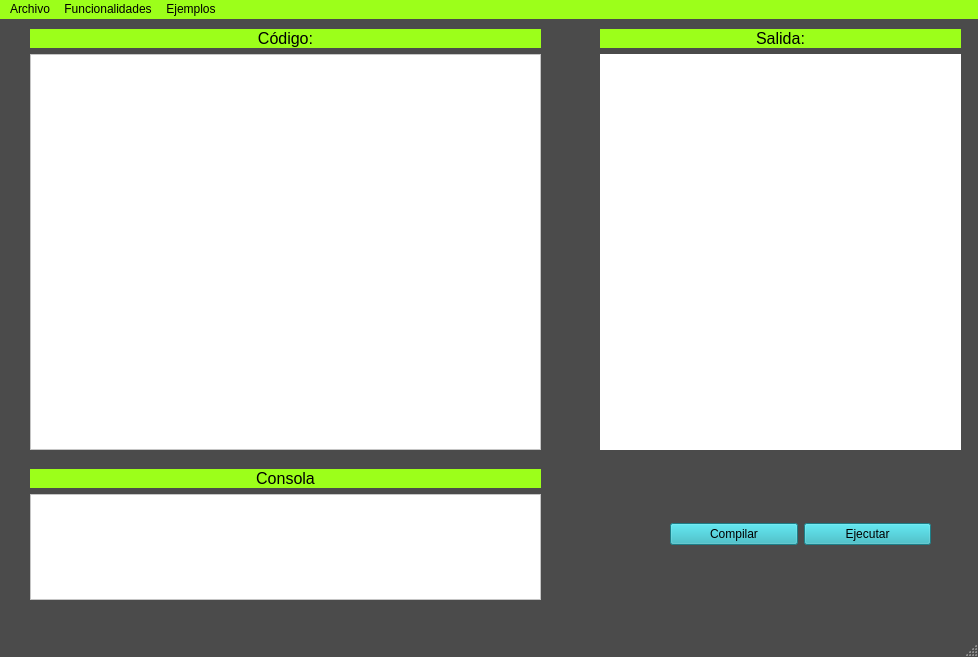
This is IDEview.ui in SebastianGranadosBarrantes/Proyecto-Paradigmas as Qt 5 draws it before an edit. The edited form follows.
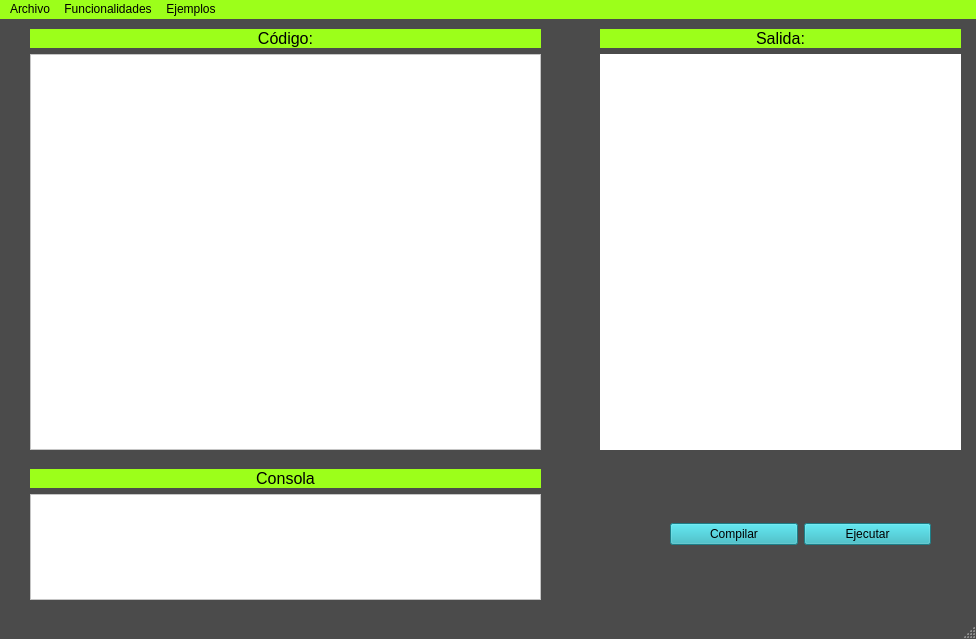
This is the edited form.

```diff
--- a/IDEview.ui
+++ b/IDEview.ui
@@ -6,8 +6,8 @@
    <rect>
     <x>0</x>
     <y>0</y>
-    <width>978</width>
-    <height>657</height>
+    <width>976</width>
+    <height>639</height>
    </rect>
   </property>
   <property name="font">
@@ -220,7 +220,7 @@
     <rect>
      <x>0</x>
      <y>0</y>
-     <width>978</width>
+     <width>976</width>
      <height>21</height>
     </rect>
    </property>
```
Left out of the diff: 21 changed lines with no effect on the pictures.
